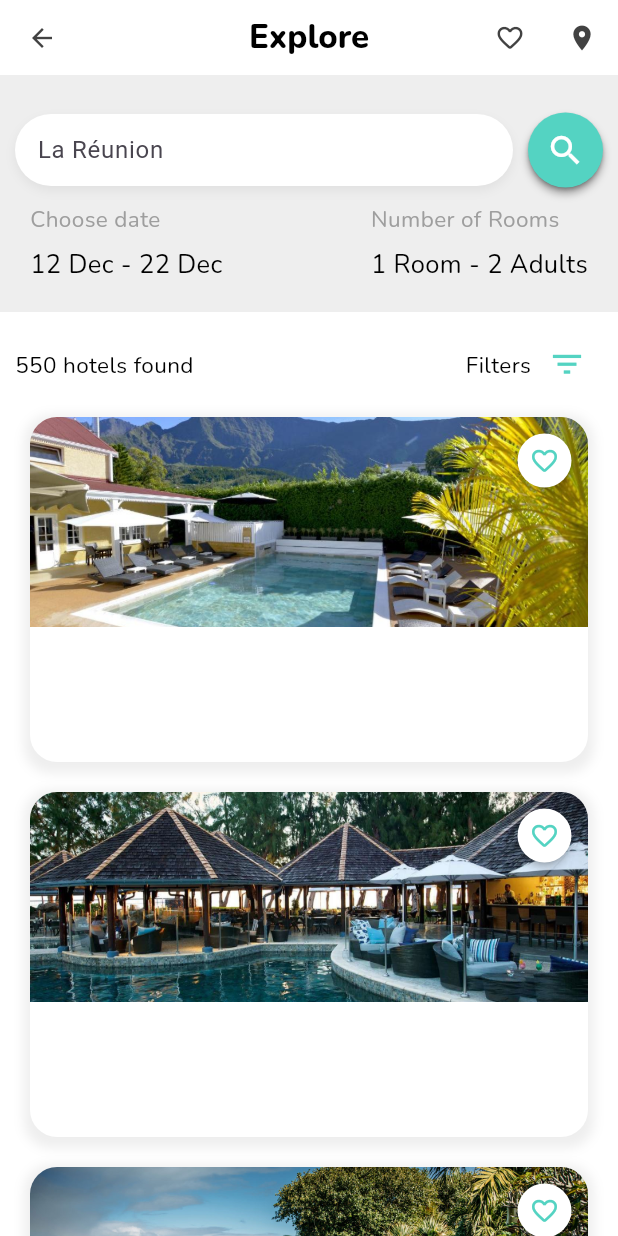
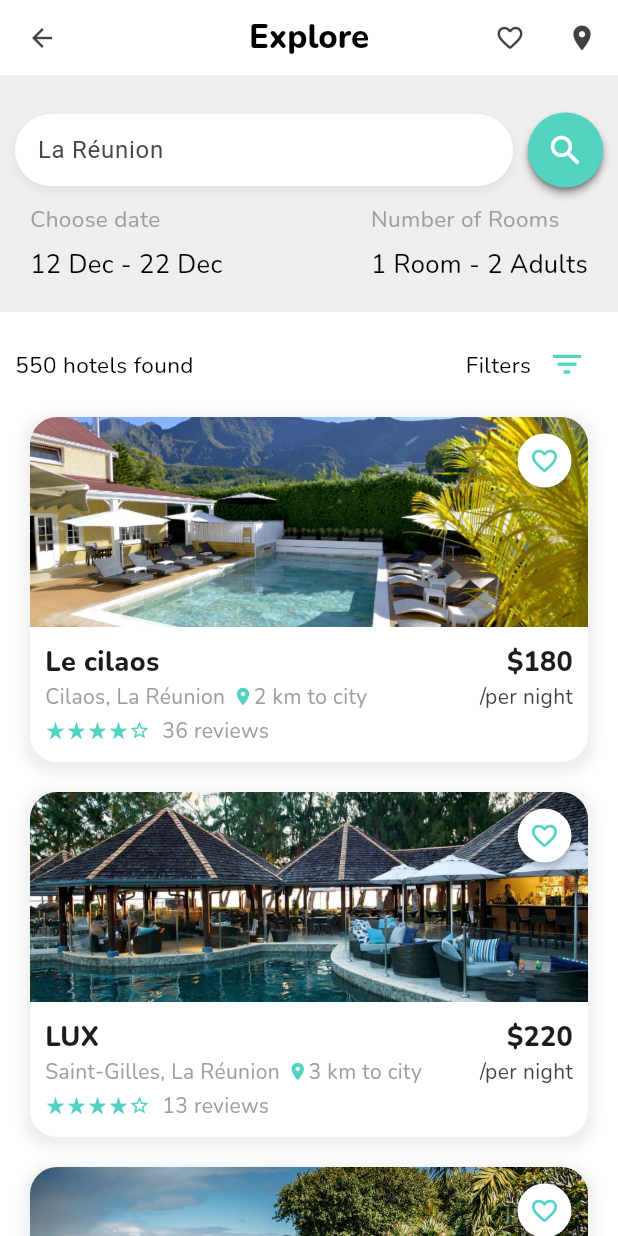
Before and after one commit to Vincent-Baret-974/Hotel-booking, a Flutter app: the screen it shows after launch, on a phone screen of 412 x 824 dp. Run offline on Flutter 3.47's test engine with Material 3 defaults, Android fonts, the phone set to English and light mode, and no system bars; our stand-ins replace google_fonts.

Commit message:
feat: final design for HotelCard

```diff
--- a/lib/widgets/hotel/HotelCard.dart
+++ b/lib/widgets/hotel/HotelCard.dart
@@ -1,4 +1,5 @@
 import 'package:flutter/material.dart';
+import 'package:google_fonts/google_fonts.dart';
 
 const dGreen = Color(0xFF54D3C2);
 
@@ -57,6 +58,115 @@ class HotelCard extends StatelessWidget {
                 )
               ],
             ),
+          ),
+          Container(
+            padding: const EdgeInsets.fromLTRB(10, 10, 10, 0),
+            child: Row(
+              mainAxisAlignment: MainAxisAlignment.spaceBetween,
+              children: [
+                Text(
+                    hotelData['title'],
+                    style: GoogleFonts.nunito(
+                      fontSize: 18,
+                      fontWeight: FontWeight.w800
+                    )
+                ),
+                Text(
+                    '\$${hotelData['price']}',
+                    style: GoogleFonts.nunito(
+                      fontSize: 18,
+                      fontWeight: FontWeight.w800
+                    ),
+                )
+              ],
+            ),
+          ),
+          Container(
+            padding: const EdgeInsets.symmetric(horizontal: 10),
+            child: Row(
+              mainAxisAlignment: MainAxisAlignment.spaceBetween,
+              children: [
+                Row(
+                  children: [
+                    Text(
+                        hotelData['place'],
+                        style: GoogleFonts.nunito(
+                          fontSize: 14,
+                          color: Colors.grey.shade500,
+                          fontWeight: FontWeight.w400
+                        ),
+                    ),
+                    const SizedBox(width: 5),
+                    const Icon(
+                        Icons.place,
+                        color: dGreen,
+                        size: 14
+                    ),
+                    Text(
+                        '${hotelData['distance']} km to city',
+                        style: GoogleFonts.nunito(
+                            fontSize: 14,
+                            color: Colors.grey.shade500,
+                            fontWeight: FontWeight.w400
+                        )
+                    ),
+                  ],
+                ),
+                Text(
+                    '/per night',
+                    style: GoogleFonts.nunito(
+                      fontSize: 14,
+                      color: Colors.grey.shade800,
+                      fontWeight: FontWeight.w400
+                    ),
+                )
+              ],
+            ),
+          ),
+          Container(
+            padding: const EdgeInsets.fromLTRB(10, 3, 10, 0),
+            child: Row(
+              children: [
+                const Row(
+                  children: [
+                    Icon(
+                      Icons.star_rate,
+                      color: dGreen,
+                      size: 14
+                    ),
+                    Icon(
+                        Icons.star_rate,
+                        color: dGreen,
+                        size: 14
+                    ),
+                    Icon(
+                        Icons.star_rate,
+                        color: dGreen,
+                        size: 14
+                    ),
+                    Icon(
+                        Icons.star_rate,
+                        color: dGreen,
+                        size: 14
+                    ),
+                    Icon(
+                        Icons.star_border,
+                        color: dGreen,
+                        size: 14
+                    )
+                  ],
+                ),
+                const SizedBox(width: 8),
+                Text(
+                    '${hotelData['review']} reviews',
+                    style: GoogleFonts.nunito(
+                        fontSize: 14,
+                        color: Colors.grey.shade500,
+                        fontWeight: FontWeight.w400
+                    )
+                )
+              ],
+            ),
           )
         ],
       ),
```
Also changed, not shown: 3 other files.
